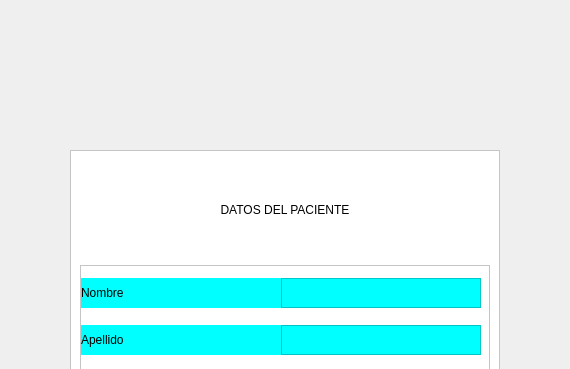
Above: Vista/Agregar.ui from Dayana223/GRUPO-PACIENTE before the change; both pictures show x 360 to 930 and y 0 to 369 of the 1212 by 768 pixel window. Below: the same form after it.
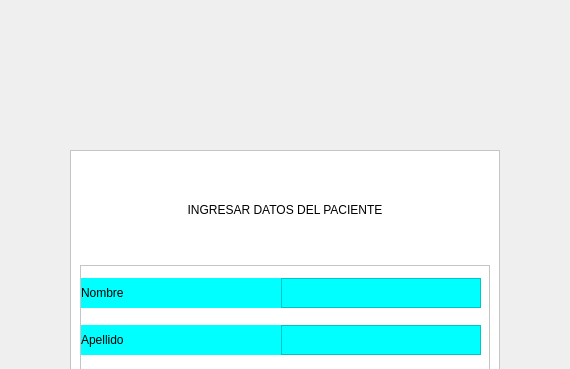
That is the form after the change.

Patch:
```diff
--- a/Vista/Agregar.ui
+++ b/Vista/Agregar.ui
@@ -61,7 +61,7 @@
        </size>
       </property>
       <property name="text">
-       <string>DATOS DEL PACIENTE</string>
+       <string>INGRESAR DATOS DEL PACIENTE</string>
       </property>
       <property name="alignment">
        <set>Qt::AlignCenter</set>
```
